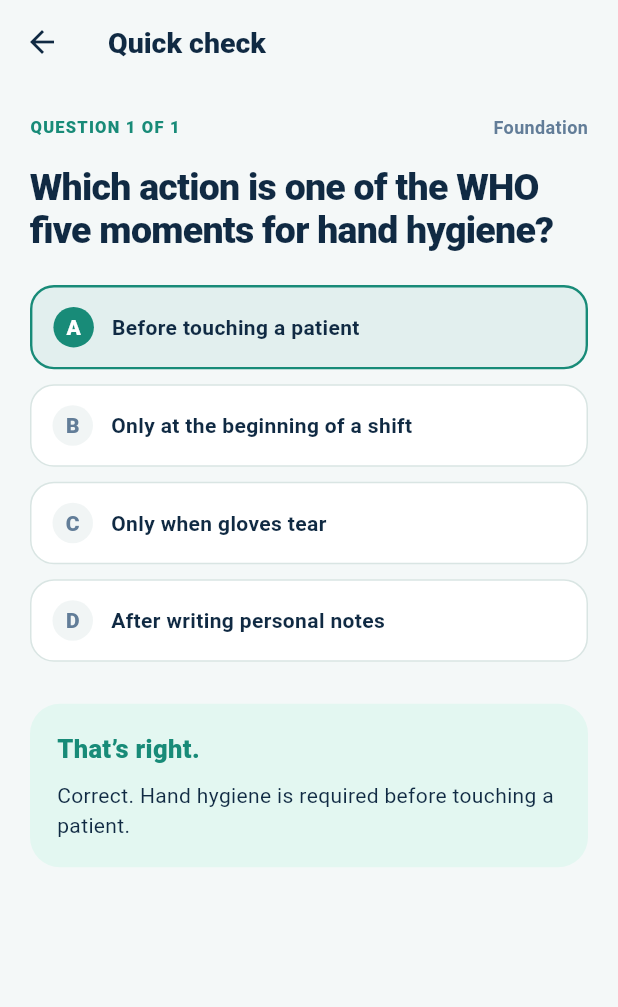
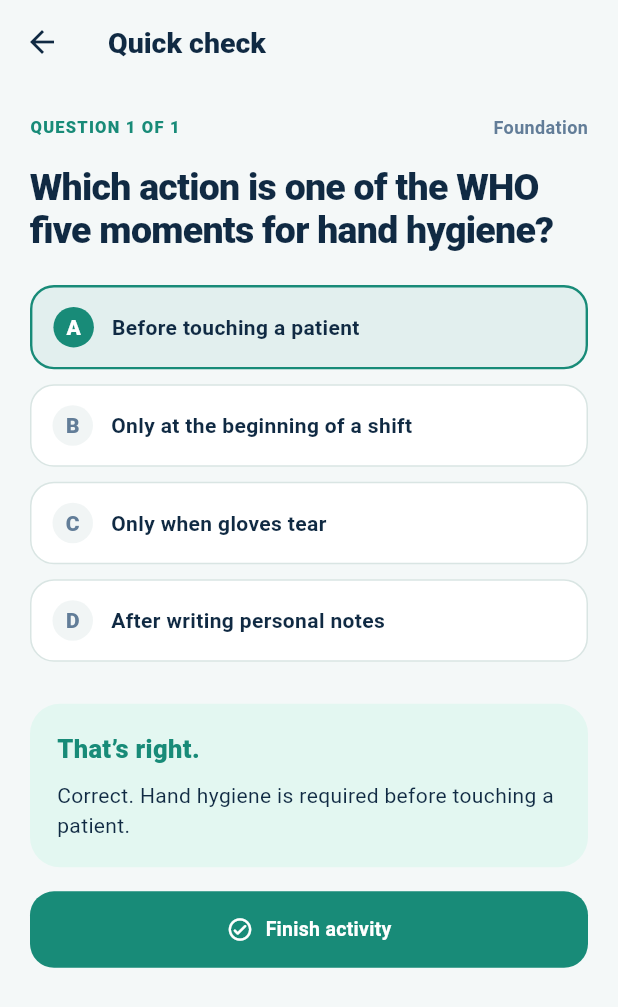
Before and after one commit to Kalhorosaifullah08/NURSE_PATH_PAKISTAN, a Flutter app: the QuestionScreen screen opened directly with sample values from the repository, after a tap on an icon or button, on a phone screen of 412 x 824 dp. Shown: the top 1007 px of the screen. Run offline on Flutter 3.47's test engine with Material 3 defaults, Android fonts, the phone set to English and light mode, and no system bars.

Commit message:
feat: deploy student web app and complete quiz flow

```diff
--- a/work/student_app/lib/main.dart
+++ b/work/student_app/lib/main.dart
@@ -434,7 +434,17 @@ class _QuestionScreenState extends State<QuestionScreen> {
       const Row(children: [Text('QUESTION 1 OF 1', style: TextStyle(color: _deepMint, letterSpacing: .8, fontWeight: FontWeight.w800, fontSize: 11)), Spacer(), Text('Foundation', style: TextStyle(color: _muted, fontSize: 12, fontWeight: FontWeight.w700))]),
       const SizedBox(height: 17), Text(widget.question.stem, style: Theme.of(context).textTheme.headlineMedium), const SizedBox(height: 22),
       RadioGroup<int>(groupValue: selected, onChanged: selected == null ? (value) { if (value != null) { setState(() => selected = value); widget.state.recordAnswer(widget.question, value); } } : (_) {}, child: Column(children: [for (var index = 0; index < widget.question.options.length; index++) _QuestionOption(index: index, label: widget.question.options[index], selected: selected, correct: widget.question.correctIndex)])),
-      if (selected != null) ...[const SizedBox(height: 18), Container(padding: const EdgeInsets.all(18), decoration: BoxDecoration(color: selected == widget.question.correctIndex ? const Color(0xffE3F7F1) : const Color(0xffFFF1E1), borderRadius: BorderRadius.circular(20)), child: Column(crossAxisAlignment: CrossAxisAlignment.start, children: [Text(selected == widget.question.correctIndex ? 'That’s right.' : 'Almost — review this.', style: TextStyle(color: selected == widget.question.correctIndex ? _deepMint : const Color(0xffB45C00), fontSize: 17, fontWeight: FontWeight.w800)), const SizedBox(height: 8), Text(widget.question.rationales[selected!], style: const TextStyle(color: _ink, height: 1.45))]))],
+      if (selected != null) ...[
+        const SizedBox(height: 18),
+        Container(padding: const EdgeInsets.all(18), decoration: BoxDecoration(color: selected == widget.question.correctIndex ? const Color(0xffE3F7F1) : const Color(0xffFFF1E1), borderRadius: BorderRadius.circular(20)), child: Column(crossAxisAlignment: CrossAxisAlignment.start, children: [Text(selected == widget.question.correctIndex ? 'That’s right.' : 'Almost — review this.', style: TextStyle(color: selected == widget.question.correctIndex ? _deepMint : const Color(0xffB45C00), fontSize: 17, fontWeight: FontWeight.w800)), const SizedBox(height: 8), Text(widget.question.rationales[selected!], style: const TextStyle(color: _ink, height: 1.45))])),
+        const SizedBox(height: 16),
+        FilledButton.icon(
+          onPressed: () => Navigator.of(context).popUntil((route) => route.isFirst),
+          style: FilledButton.styleFrom(backgroundColor: _deepMint, foregroundColor: Colors.white, padding: const EdgeInsets.symmetric(vertical: 16), shape: RoundedRectangleBorder(borderRadius: BorderRadius.circular(16))),
+          icon: const Icon(Icons.check_circle_outline_rounded),
+          label: const Text('Finish activity'),
+        ),
+      ],
     ]),
   );
 }
```
Also changed, not shown: firebase.json (added), 1 other file.
